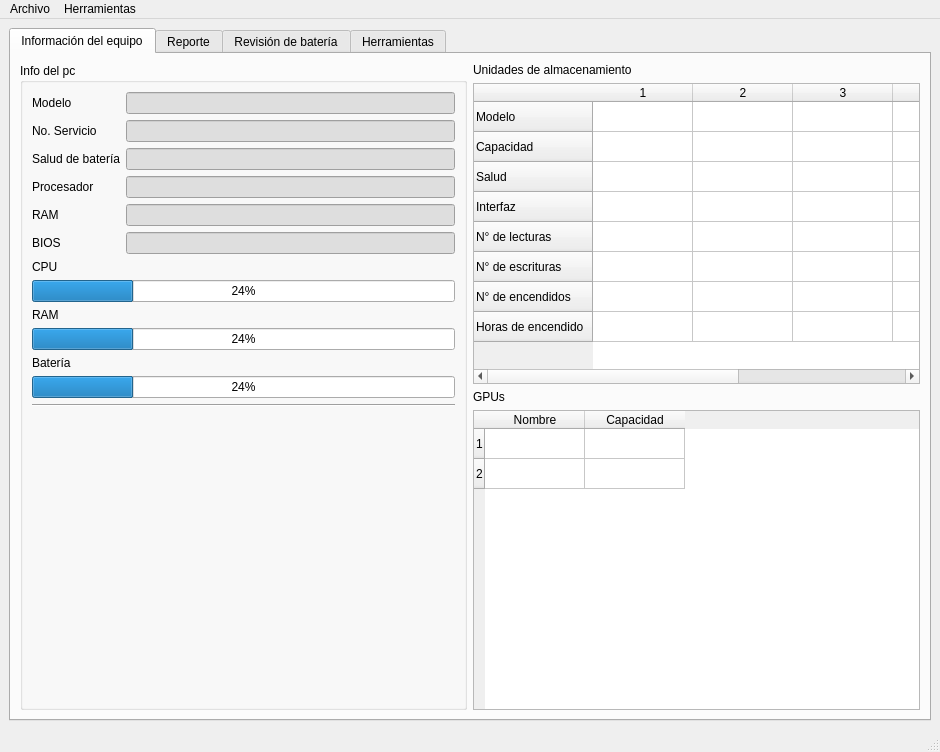
Above: ui/mainwindow.ui from gabod22/PatiaTest before the change. Below: the same form after it.
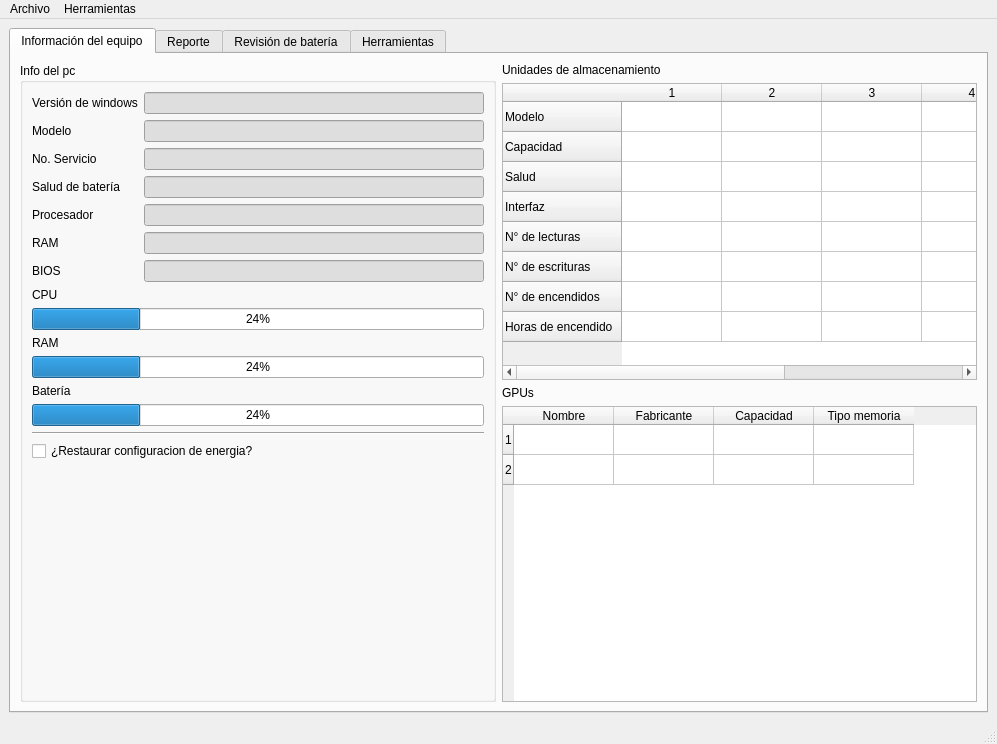
That is the form after the change. The open tabs and pages were chosen to show the change. Icons and pictures are not drawn.

```diff
--- a/ui/mainwindow.ui
+++ b/ui/mainwindow.ui
@@ -6,8 +6,8 @@
    <rect>
     <x>0</x>
     <y>0</y>
-    <width>940</width>
-    <height>752</height>
+    <width>997</width>
+    <height>744</height>
    </rect>
   </property>
   <property name="windowTitle">
@@ -49,15 +49,8 @@
           <layout class="QVBoxLayout" name="verticalLayout">
            <item>
             <layout class="QFormLayout" name="formLayout_2">
-             <item row="0" column="0">
-              <widget class="QLabel" name="label_2">
-               <property name="text">
-                <string>Modelo</string>
-               </property>
-              </widget>
-             </item>
              <item row="0" column="1">
-              <widget class="QLineEdit" name="TextModel">
+              <widget class="QLineEdit" name="TextWinver">
                <property name="styleSheet">
                 <string notr="true">background-color: rgb(222, 222, 222);</string>
                </property>
@@ -67,13 +60,30 @@
               </widget>
              </item>
              <item row="1" column="0">
+              <widget class="QLabel" name="label_2">
+               <property name="text">
+                <string>Modelo</string>
+               </property>
+              </widget>
+             </item>
+             <item row="1" column="1">
+              <widget class="QLineEdit" name="TextModel">
+               <property name="styleSheet">
+                <string notr="true">background-color: rgb(222, 222, 222);</string>
+               </property>
+               <property name="readOnly">
+                <bool>true</bool>
+               </property>
+              </widget>
+             </item>
+             <item row="2" column="0">
               <widget class="QLabel" name="label_3">
                <property name="text">
                 <string>No. Servicio</string>
                </property>
               </widget>
              </item>
-             <item row="1" column="1">
+             <item row="2" column="1">
               <widget class="QLineEdit" name="TextServiceNumber">
                <property name="styleSheet">
                 <string notr="true">background-color: rgb(222, 222, 222);</string>
@@ -83,14 +93,14 @@
                </property>
               </widget>
              </item>
-             <item row="2" column="0">
+             <item row="3" column="0">
               <widget class="QLabel" name="label_6">
                <property name="text">
                 <string>Salud de batería</string>
                </property>
               </widget>
              </item>
-             <item row="2" column="1">
+             <item row="3" column="1">
               <widget class="QLineEdit" name="TextBatteryHealth">
                <property name="styleSheet">
                 <string notr="true">background-color: rgb(222, 222, 222);</string>
@@ -100,14 +110,14 @@
                </property>
               </widget>
              </item>
-             <item row="3" column="0">
+             <item row="4" column="0">
               <widget class="QLabel" name="label_7">
                <property name="text">
                 <string>Procesador</string>
                </property>
               </widget>
              </item>
-             <item row="3" column="1">
+             <item row="4" column="1">
               <widget class="QLineEdit" name="TextProcessorName">
                <property name="autoFillBackground">
                 <bool>false</bool>
@@ -120,14 +130,14 @@
                </property>
               </widget>
              </item>
-             <item row="4" column="0">
+             <item row="5" column="0">
               <widget class="QLabel" name="label_34">
                <property name="text">
                 <string>RAM</string>
                </property>
               </widget>
              </item>
-             <item row="4" column="1">
+             <item row="5" column="1">
               <widget class="QLineEdit" name="TextTotalRAM">
                <property name="autoFillBackground">
                 <bool>false</bool>
@@ -140,14 +150,14 @@
                </property>
               </widget>
              </item>
-             <item row="5" column="0">
+             <item row="6" column="0">
               <widget class="QLabel" name="label_4">
                <property name="text">
                 <string>BIOS</string>
                </property>
               </widget>
              </item>
-             <item row="5" column="1">
+             <item row="6" column="1">
               <widget class="QLineEdit" name="TextBiosVersion">
                <property name="autoFillBackground">
                 <bool>false</bool>
@@ -160,6 +170,13 @@
                </property>
               </widget>
              </item>
+             <item row="0" column="0">
+              <widget class="QLabel" name="label_5">
+               <property name="text">
+                <string>Versión de windows</string>
+               </property>
+              </widget>
+             </item>
             </layout>
            </item>
            <item>
@@ -211,6 +228,13 @@
              </property>
             </widget>
            </item>
+           <item>
+            <widget class="QCheckBox" name="ChkRestoreEnergyConfig">
+             <property name="text">
+              <string>¿Restaurar configuracion de energia?</string>
+             </property>
+            </widget>
+           </item>
            <item>
             <spacer name="verticalSpacer_3">
              <property name="orientation">
@@ -325,11 +349,21 @@
                 <string>Nombre</string>
                </property>
               </column>
+              <column>
+               <property name="text">
+                <string>Fabricante</string>
+               </property>
+              </column>
               <column>
                <property name="text">
                 <string>Capacidad</string>
                </property>
               </column>
+              <column>
+               <property name="text">
+                <string>Tipo memoria</string>
+               </property>
+              </column>
              </widget>
             </item>
            </layout>
@@ -1629,7 +1663,7 @@
     <rect>
      <x>0</x>
      <y>0</y>
-     <width>940</width>
+     <width>997</width>
      <height>22</height>
     </rect>
    </property>
```
Left out of the diff: 4 changed lines with no effect on the pictures.
